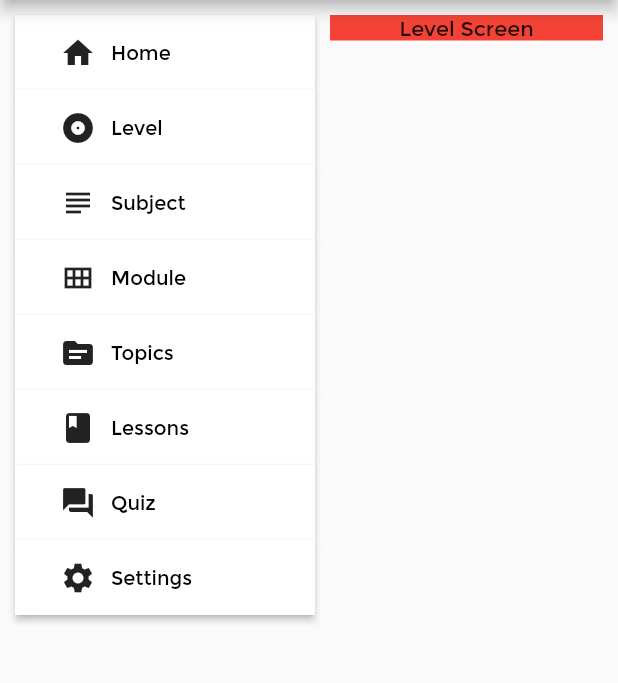
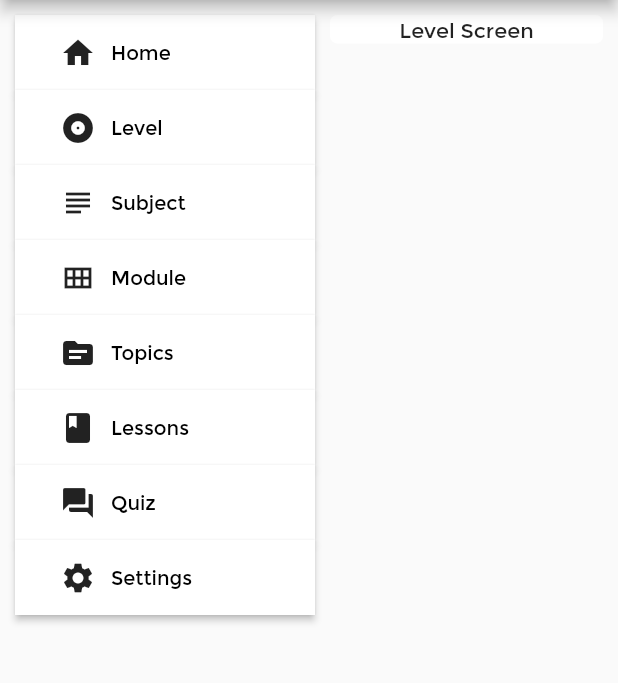
Before and after one commit to techkush/flutter_learno_admin, a Flutter app: the MyHomePage screen opened directly, after a tap on "Level", on a phone screen of 412 x 824 dp, the part 84-767 px from its top. Run offline on Flutter 3.47's test engine with Material 2 defaults, Android fonts, the phone set to English and light mode, and no system bars.

Commit message:
Home Page Done

```diff
--- a/lib/main.dart
+++ b/lib/main.dart
@@ -142,7 +142,9 @@ class _MyHomePageState extends State<MyHomePage> {
               child: Container(
                 width: MediaQuery.of(context).size.width - 230,
                 decoration: BoxDecoration(
-                  color: Colors.red
+                  color: Colors.white,
+                  borderRadius: BorderRadius.circular(5),
+                    border: Border.all(color: Colors.white38)
                 ),
                 child: screen(context),
               ),
--- a/lib/screens/home_screen.dart
+++ b/lib/screens/home_screen.dart
@@ -6,11 +6,28 @@ class HomeScreen extends StatefulWidget {
 }
 
 class _HomeScreenState extends State<HomeScreen> {
+
   @override
   Widget build(BuildContext context) {
     return Padding(
       padding: const EdgeInsets.all(10.0),
-      child: Text('Home Screen'),
+      child: Column(
+        mainAxisAlignment: MainAxisAlignment.start,
+        crossAxisAlignment: CrossAxisAlignment.start,
+        children: <Widget>[
+          Row(
+            children: <Widget>[
+              Icon(Icons.home, size: 20,),
+              SizedBox(width: 10,),
+              Text('Home Screen', style: TextStyle(fontSize: 20, fontWeight: FontWeight.bold),)
+            ],
+          ),
+          SizedBox(height: 20,),
+          Text("Structure for eLearning", style: TextStyle(fontSize: 17),),
+          Image.asset('structure.png'),
+          SizedBox(height: 25,),
+        ],
+      ),
     );
   }
 }
--- a/pubspec.yaml
+++ b/pubspec.yaml
@@ -41,9 +41,8 @@ flutter:
   uses-material-design: true
 
   # To add assets to your application, add an assets section, like this:
-  # assets:
-  #   - images/a_dot_burr.jpeg
-  #   - images/a_dot_ham.jpeg
+  assets:
+    - assets/images/structure.png
 
   # An image asset can refer to one or more resolution-specific "variants", see
   # https://flutter.dev/assets-and-images/#resolution-aware.
```
Also changed, not shown: assets/images/structure.png (added), 1 other file.
